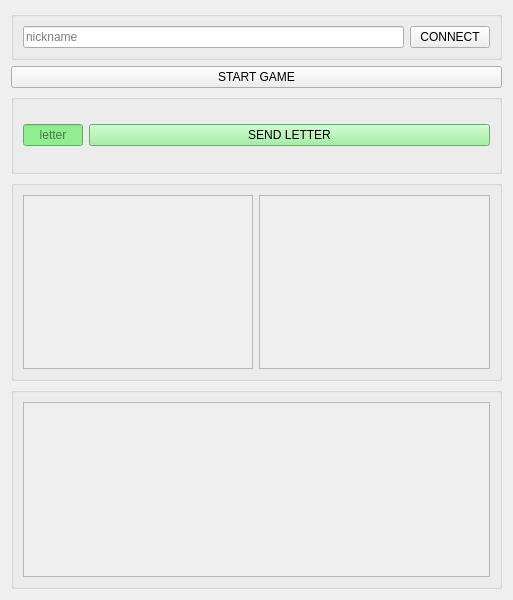
Above: hangman/Client/widget.ui from DrozdzynskiDawid/hangman before the change. Below: the same form after it.
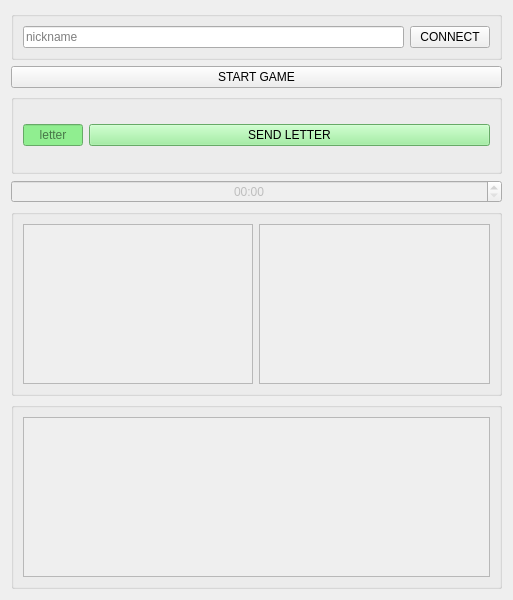
That is the form after the change.

Commit message: added time control to game

```diff
--- a/hangman/Client/widget.ui
+++ b/hangman/Client/widget.ui
@@ -113,6 +113,19 @@
        </layout>
       </widget>
      </item>
+     <item>
+      <widget class="QTimeEdit" name="timeEdit">
+       <property name="enabled">
+        <bool>false</bool>
+       </property>
+       <property name="alignment">
+        <set>Qt::AlignCenter</set>
+       </property>
+       <property name="displayFormat">
+        <string>mm:ss</string>
+       </property>
+      </widget>
+     </item>
      <item>
       <widget class="QGroupBox" name="horizontalGroupBox">
        <layout class="QHBoxLayout" name="horizontalLayout_3">
```
The commit also changes 4 other files.
